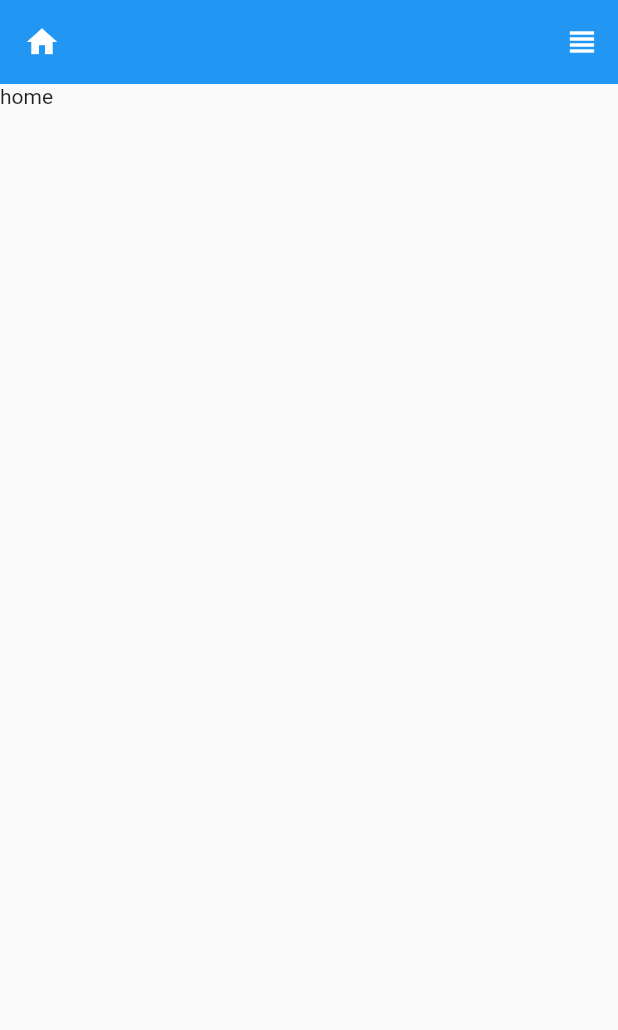
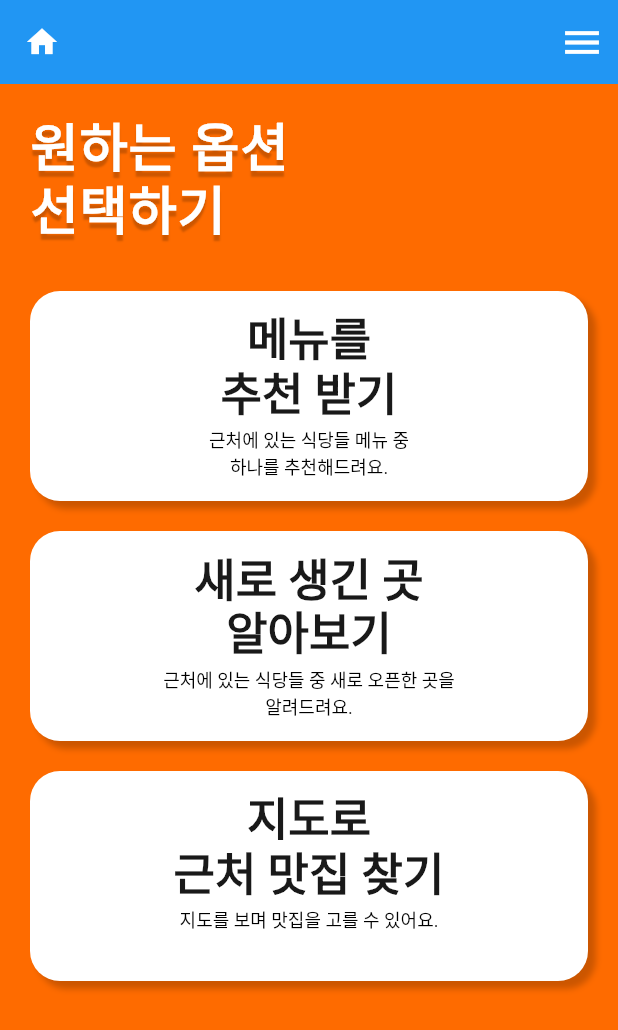
Before and after one commit to jeongmi97/JMC_Project, a Flutter app: the screen it shows after launch, on a phone screen of 412 x 824 dp. Shown: the top 1030 px of the screen. Run offline on Flutter 3.47's test engine with Material 3 defaults, Android fonts, the phone set to English and light mode, and no system bars; our stand-ins replace geolocator.

Commit message:
메인화면 구성 1차 완

```diff
--- a/lib/main.dart
+++ b/lib/main.dart
@@ -24,10 +24,33 @@
         ),
         cardColor: const Color(0xff007AFF),
         textTheme: const TextTheme(
-          displayLarge: TextStyle(fontWeight: FontWeight.bold),
-          displaySmall: TextStyle(
+            displayLarge: TextStyle(),
+            displayMedium: TextStyle(
+              fontSize: 36,
+              letterSpacing: 0.5,
+              height: 1.2,
               fontWeight: FontWeight.bold,
               color: Colors.white,
+              shadows: [
+                Shadow(
+                  blurRadius: 1,
+                  color: Color.fromRGBO(0, 0, 0, 0.2),
+                  offset: Offset(0, 4),
+                ),
+              ],
+            ),
+            displaySmall: TextStyle(),
+            headlineLarge: TextStyle(
+              color: Color.fromRGBO(0, 0, 0, 0.9),
+              fontSize: 30,
+              fontWeight: FontWeight.w900,
+              height: 1.2,
+            ),
+            headlineMedium: TextStyle(
+              fontWeight: FontWeight.bold,
+              color: Colors.black,
+              letterSpacing: 0.5,
+              height: 1.2,
               shadows: [
                 Shadow(
                   blurRadius: 1,
@@ -43,7 +66,7 @@
             labelMedium: TextStyle(
               color: Color(0xff4F4F4F),
             ),
-        ),
+            bodySmall: TextStyle()),
       ),
       initialRoute: '/title',
       routes: {
--- a/lib/screens/home_screen.dart
+++ b/lib/screens/home_screen.dart
@@ -1,19 +1,64 @@
 import 'package:flutter/material.dart';
+import 'package:jmc/widgets/home_button_widget.dart';
 
 class HomeScreen extends StatelessWidget {
   const HomeScreen({super.key});
 
   @override
   Widget build(BuildContext context) {
-    return Scaffold(
+    final displayMediumCopy =
+        Theme.of(context).textTheme.displayMedium!.copyWith(fontSize: 35);
+
+    return SafeArea(
+      child: Scaffold(
+          backgroundColor: Theme.of(context).primaryColor,
           appBar: AppBar(
             elevation: 0,
             leading: IconButton(onPressed: () {}, icon: const Icon(Icons.home)),
             actions: [
-          IconButton(onPressed: () {}, icon: const Icon(Icons.view_headline))
+              IconButton(
+                  onPressed: () {},
+                  icon: const Icon(
+                    Icons.menu,
+                    size: 30,
+                  ))
             ],
           ),
-      body: const Text('home'),
+          body: Container(
+            padding: const EdgeInsets.symmetric(horizontal: 20),
+            child: Column(
+              children: [
+                Expanded(
+                    flex: 1,
+                    child: Container(
+                      alignment: Alignment.centerLeft,
+                      child: Text(
+                        '원하는 옵션\n선택하기',
+                        style: displayMediumCopy,
+                      ),
+                    )),
+                const Expanded(
+                  flex: 5,
+                  child: Column(
+                    children: [
+                      HomeButtonWidget(
+                          title: "메뉴를\n추천 받기",
+                          comment: "근처에 있는 식당들 메뉴 중\n하나를 추천해드려요.",
+                          root: "/"),
+                      HomeButtonWidget(
+                          title: "새로 생긴 곳\n알아보기",
+                          comment: "근처에 있는 식당들 중 새로 오픈한 곳을\n알려드려요.",
+                          root: "/"),
+                      HomeButtonWidget(
+                          title: "지도로\n근처 맛집 찾기",
+                          comment: "지도를 보며 맛집을 고를 수 있어요.",
+                          root: "/"),
+                    ],
+                  ),
+                ),
+              ],
+            ),
+          )),
     );
   }
 }
--- a/lib/screens/permission_screen.dart
+++ b/lib/screens/permission_screen.dart
@@ -43,37 +43,32 @@ class _PermissionScreenState extends State<PermissionScreen> {
             child: Center(
               child: Column(
                 children: [
-                  Container(
-                    child: const Icon(
+                  const Icon(
                     Icons.location_on,
                     size: 100,
-                    ),
                   ),
                   const SizedBox(
                     height: 20,
                   ),
-                  Container(
-                    child: Text(
+                  Text(
                     '위치 정보 제공에\n동의하지 않으셨습니다.',
                     textAlign: TextAlign.center,
                     style: Theme.of(context).textTheme.headlineSmall,
                   ),
-                  ),
                   const SizedBox(
                     height: 10,
                   ),
-                  Container(
-                    child: Text(
+                  Text(
                     '위치정보 제공에 동의하시면\n더 정확한 정보를 전달해드릴 수 있어요.',
                     textAlign: TextAlign.center,
                     style: Theme.of(context).textTheme.labelMedium,
-                    ),
                   ),
                   const SizedBox(
                     height: 25,
                   ),
                   GestureDetector(
                     onTap: () {
+                      // 앱 설정 화면으로
                       Geolocator.openAppSettings();
                     },
                     child: Container(
--- a/lib/screens/title_screen.dart
+++ b/lib/screens/title_screen.dart
@@ -35,7 +35,6 @@ class _TitleScreenState extends State<TitleScreen> {
     return FutureBuilder(
         future: Future.delayed(
           const Duration(seconds: 2),
-          // () => Navigator.pushNamed(context, '/home'),
           () {
             isPermission
                 ? Navigator.pushNamed(context, '/home')
@@ -55,7 +54,7 @@ class _TitleScreenState extends State<TitleScreen> {
                       children: [
                         Text(
                           "점\n메\n추",
-                          style: Theme.of(context).textTheme.displaySmall,
+                          style: Theme.of(context).textTheme.displayMedium,
                         ),
                         const Icon(
                           Icons.horizontal_rule,
@@ -71,7 +70,7 @@ class _TitleScreenState extends State<TitleScreen> {
                         ),
                         Text(
                           "심\n뉴\n천",
-                          style: Theme.of(context).textTheme.displaySmall,
+                          style: Theme.of(context).textTheme.displayMedium,
                         )
                       ],
                     ),
--- /dev/null
+++ b/lib/widgets/home_button_widget.dart
@@ -0,0 +1,50 @@
+import 'package:flutter/material.dart';
+
+class HomeButtonWidget extends StatelessWidget {
+  final String title, comment, root;
+
+  const HomeButtonWidget(
+      {super.key,
+      required this.title,
+      required this.comment,
+      required this.root});
+
+  @override
+  Widget build(BuildContext context) {
+    final bodySmallCopy =
+        Theme.of(context).textTheme.bodySmall!.copyWith(color: Colors.black);
+
+    return Container(
+        margin: const EdgeInsets.symmetric(vertical: 10),
+        padding: const EdgeInsets.symmetric(vertical: 15),
+        alignment: Alignment.center,
+        width: double.infinity,
+        height: 140,
+        decoration: BoxDecoration(
+            color: Colors.white,
+            borderRadius: BorderRadius.circular(20),
+            boxShadow: const [
+              BoxShadow(
+                  blurRadius: 3,
+                  color: Color.fromRGBO(0, 0, 0, 0.2),
+                  offset: Offset(5, 5))
+            ]),
+        child: Column(
+          children: [
+            Text(
+              title,
+              textAlign: TextAlign.center,
+              style: Theme.of(context).textTheme.headlineLarge,
+            ),
+            const SizedBox(
+              height: 3,
+            ),
+            Text(
+              comment,
+              textAlign: TextAlign.center,
+              style: bodySmallCopy,
+            )
+          ],
+        ));
+  }
+}
```
Lines whose indentation alone changed are shown as unchanged.
